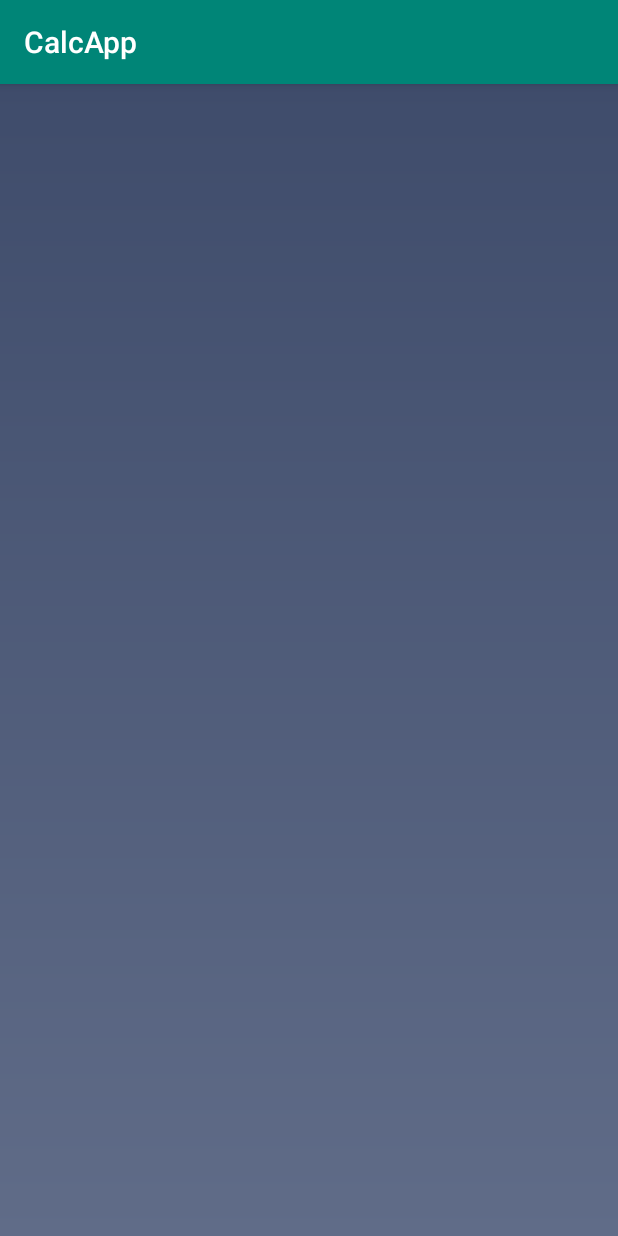
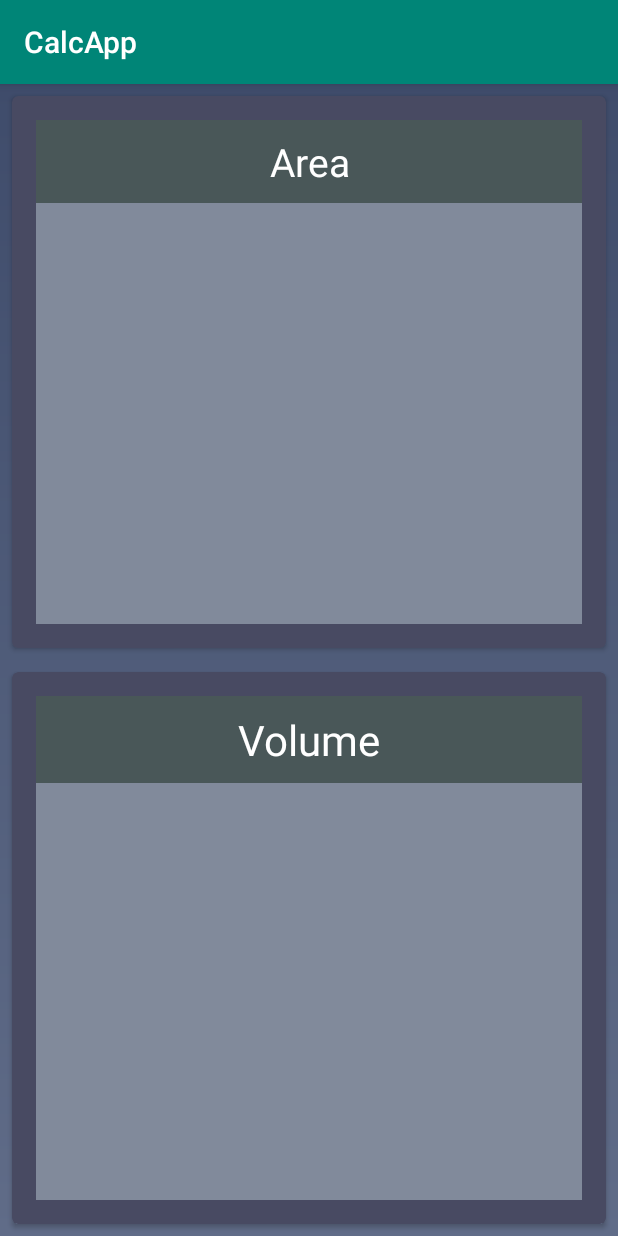
Before and after one commit to xarekx/CalcApplication, an Android app: the GeometricActivity screen opened directly, with no data from a screen before it, on a phone screen of 412 x 824 dp. Run offline under Robolectric (Android 15) with nearby library versions, the phone set to English and light mode, and no system bars.

Commit message:
Create GeometricLayout, create Area, Volume Activity

```diff
--- a/app/src/main/AndroidManifest.xml
+++ b/app/src/main/AndroidManifest.xml
@@ -11,7 +11,9 @@
         android:supportsRtl="true"
         android:theme="@style/AppTheme"
         tools:ignore="GoogleAppIndexingWarning">
-        <activity android:name=".LinearFunction.LinearActivity"/>
+        <activity android:name=".Volume.ChooseVolumeActivity"></activity>
+        <activity android:name=".Area.ChooseAreaActivity" />
+        <activity android:name=".LinearFunction.LinearActivity" />
         <activity android:name=".QuadraticFunction.QuadraticActivity" />
         <activity android:name=".FunctionActivity" />
         <activity android:name=".GeometricActivity" />
--- /dev/null
+++ b/app/src/main/java/com/example/calcapplication/Area/ChooseAreaActivity.java
@@ -0,0 +1,16 @@
+package com.example.calcapplication.Area;
+
+import androidx.appcompat.app.AppCompatActivity;
+
+import android.os.Bundle;
+
+import com.example.calcapplication.R;
+
+public class ChooseAreaActivity extends AppCompatActivity {
+
+    @Override
+    protected void onCreate(Bundle savedInstanceState) {
+        super.onCreate(savedInstanceState);
+        setContentView(R.layout.activity_choose_area);
+    }
+}
--- a/app/src/main/java/com/example/calcapplication/GeometricActivity.java
+++ b/app/src/main/java/com/example/calcapplication/GeometricActivity.java
@@ -6,9 +6,14 @@ import android.os.Bundle;
 
 public class GeometricActivity extends AppCompatActivity {
 
+    private final String TAG = "Geometric Activity";
+
     @Override
     protected void onCreate(Bundle savedInstanceState) {
         super.onCreate(savedInstanceState);
         setContentView(R.layout.activity_geometric);
     }
+
+
+
 }
--- /dev/null
+++ b/app/src/main/java/com/example/calcapplication/Volume/ChooseVolumeActivity.java
@@ -0,0 +1,16 @@
+package com.example.calcapplication.Volume;
+
+import androidx.appcompat.app.AppCompatActivity;
+
+import android.os.Bundle;
+
+import com.example.calcapplication.R;
+
+public class ChooseVolumeActivity extends AppCompatActivity {
+
+    @Override
+    protected void onCreate(Bundle savedInstanceState) {
+        super.onCreate(savedInstanceState);
+        setContentView(R.layout.activity_choose_volume);
+    }
+}
--- /dev/null
+++ b/app/src/main/res/layout/activity_choose_area.xml
@@ -0,0 +1,8 @@
+<?xml version="1.0" encoding="utf-8"?>
+<androidx.constraintlayout.widget.ConstraintLayout xmlns:android="http://schemas.android.com/apk/res/android"
+    xmlns:tools="http://schemas.android.com/tools"
+    android:layout_width="match_parent"
+    android:layout_height="match_parent"
+    tools:context=".Area.ChooseAreaActivity">
+
+</androidx.constraintlayout.widget.ConstraintLayout>
--- /dev/null
+++ b/app/src/main/res/layout/activity_choose_volume.xml
@@ -0,0 +1,8 @@
+<?xml version="1.0" encoding="utf-8"?>
+<androidx.constraintlayout.widget.ConstraintLayout xmlns:android="http://schemas.android.com/apk/res/android"
+    xmlns:tools="http://schemas.android.com/tools"
+    android:layout_width="match_parent"
+    android:layout_height="match_parent"
+    tools:context=".Volume.ChooseVolumeActivity">
+
+</androidx.constraintlayout.widget.ConstraintLayout>
--- a/app/src/main/res/layout/activity_geometric.xml
+++ b/app/src/main/res/layout/activity_geometric.xml
@@ -1,9 +1,111 @@
 <?xml version="1.0" encoding="utf-8"?>
-<RelativeLayout xmlns:android="http://schemas.android.com/apk/res/android"
+<LinearLayout xmlns:android="http://schemas.android.com/apk/res/android"
     xmlns:tools="http://schemas.android.com/tools"
     android:layout_width="match_parent"
     android:layout_height="match_parent"
+    xmlns:app="http://schemas.android.com/apk/res-auto"
     tools:context=".GeometricActivity"
-    android:background="@drawable/gradient">
+    android:background="@drawable/gradient"
+    android:weightSum="2"
+    android:orientation="vertical">
 
-</RelativeLayout>
+
+    <androidx.cardview.widget.CardView
+        android:layout_width="match_parent"
+        android:layout_height="0dp"
+        android:clickable="true"
+        android:focusable="true"
+        android:id="@+id/area_card"
+        android:layout_weight="1"
+        android:layout_margin="8dp"
+        app:cardBackgroundColor="@color/card_background_dark"
+        app:cardCornerRadius="4dp">
+
+        <RelativeLayout
+            android:layout_width="match_parent"
+            android:layout_height="match_parent"
+            android:layout_margin="8dp">
+
+            <TextView
+                android:id="@+id/area_tv"
+                android:layout_width="match_parent"
+                android:layout_height="wrap_content"
+                android:padding="10dp"
+                android:textColor="@color/white"
+                android:textAlignment="center"
+                android:layout_marginTop="8dp"
+                android:layout_marginStart="8dp"
+                android:layout_marginEnd="8dp"
+                android:text="@string/area"
+                android:background="#495758"
+                android:textSize="26sp" />
+
+            <TextView
+                android:layout_width="match_parent"
+                android:layout_height="match_parent"
+                android:layout_below="@+id/area_tv"
+                android:gravity="center"
+                android:text=""
+                android:layout_marginStart="8dp"
+                android:layout_marginEnd="8dp"
+                android:layout_marginBottom="8dp"
+                android:background="#818A9B"
+                android:textColor="@color/white"
+                android:textSize="32sp"
+                />
+
+
+        </RelativeLayout>
+
+    </androidx.cardview.widget.CardView>
+
+
+    <androidx.cardview.widget.CardView
+        android:layout_width="match_parent"
+        android:layout_height="0dp"
+        android:clickable="true"
+        android:focusable="true"
+        android:id="@+id/capacity_card"
+        android:layout_weight="1"
+        android:layout_margin="8dp"
+        app:cardBackgroundColor="@color/card_background_dark"
+        app:cardCornerRadius="4dp">
+
+        <RelativeLayout
+            android:layout_width="match_parent"
+            android:layout_height="match_parent"
+            android:layout_margin="8dp">
+
+            <TextView
+                android:id="@+id/capacity_tv"
+                android:layout_width="match_parent"
+                android:layout_height="wrap_content"
+                android:textAlignment="center"
+                android:padding="10dp"
+                android:textColor="@color/white"
+                android:background="#495758"
+                android:layout_marginStart="8dp"
+                android:layout_marginEnd="8dp"
+                android:layout_marginTop="8dp"
+                android:textSize="28sp"
+                android:text="@string/volume"/>
+
+            <TextView
+                android:layout_width="match_parent"
+                android:layout_height="match_parent"
+                android:layout_below="@+id/capacity_tv"
+                android:gravity="center"
+                android:text=""
+                android:layout_marginStart="8dp"
+                android:layout_marginEnd="8dp"
+                android:layout_marginBottom="8dp"
+                android:background="#818A9B"
+                android:textColor="@color/white"
+                android:textSize="32sp"/>
+
+        </RelativeLayout>
+
+    </androidx.cardview.widget.CardView>
+
+
+</LinearLayout>
--- a/app/src/main/res/values/strings.xml
+++ b/app/src/main/res/values/strings.xml
@@ -24,4 +24,6 @@
     <string name="lack_zero_x1">Lack zero places x1</string>
     <string name="lack_zero_x2">Lack zero places x2</string>
     <string name="not_quadratic_function">IT IS NO QUADRATIC FUNCTION</string>
+    <string name="area">Area</string>
+    <string name="volume">Volume</string>
 </resources>
```
